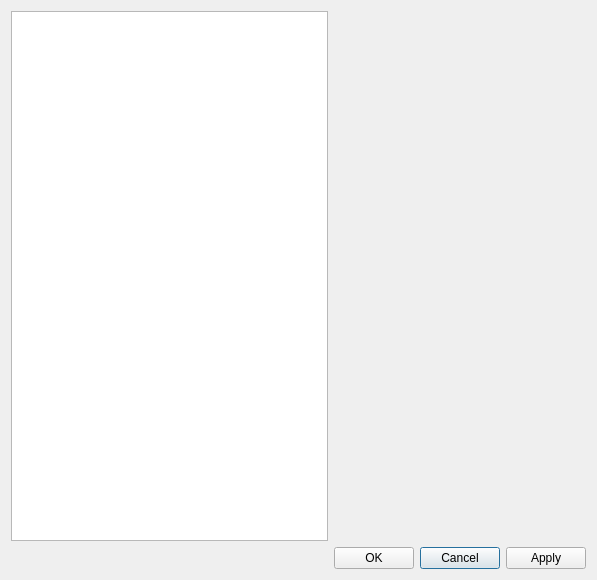
qreal/qreal, file qrgui/dialogs/preferencesDialog.ui: the form before one commit.
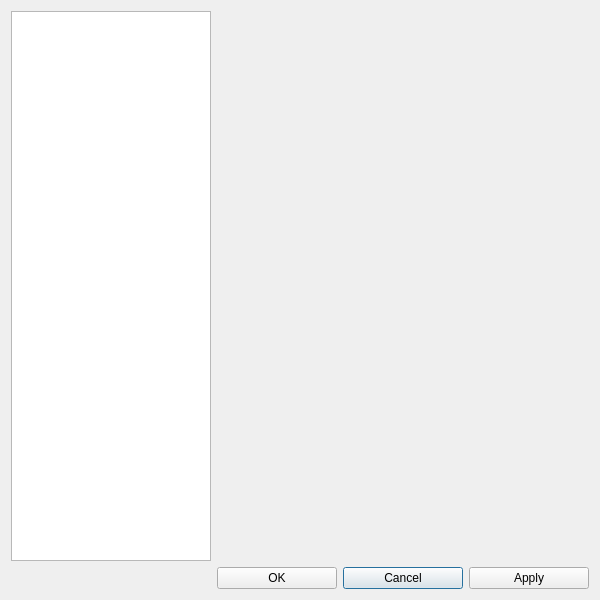
The form after the commit. Icons and pictures are not drawn.

Commit message: Resizing of setting's window improved

Diff of the .ui file:
```diff
--- a/qrgui/dialogs/preferencesDialog.ui
+++ b/qrgui/dialogs/preferencesDialog.ui
@@ -6,8 +6,8 @@
    <rect>
     <x>0</x>
     <y>0</y>
-    <width>597</width>
-    <height>580</height>
+    <width>600</width>
+    <height>600</height>
    </rect>
   </property>
   <property name="sizePolicy">
@@ -18,13 +18,13 @@
   </property>
   <property name="minimumSize">
    <size>
-    <width>450</width>
-    <height>580</height>
+    <width>600</width>
+    <height>600</height>
    </size>
   </property>
   <property name="maximumSize">
    <size>
-    <width>600</width>
+    <width>1000</width>
     <height>1000</height>
    </size>
   </property>
@@ -76,6 +76,18 @@
        <verstretch>0</verstretch>
       </sizepolicy>
      </property>
+     <property name="maximumSize">
+      <size>
+       <width>200</width>
+       <height>16777215</height>
+      </size>
+     </property>
+     <property name="sizeIncrement">
+      <size>
+       <width>0</width>
+       <height>0</height>
+      </size>
+     </property>
      <property name="flow">
       <enum>QListView::TopToBottom</enum>
      </property>
```
Left out of the diff: 6 changed lines with no effect on the pictures. The commit also changes 6 other files.
